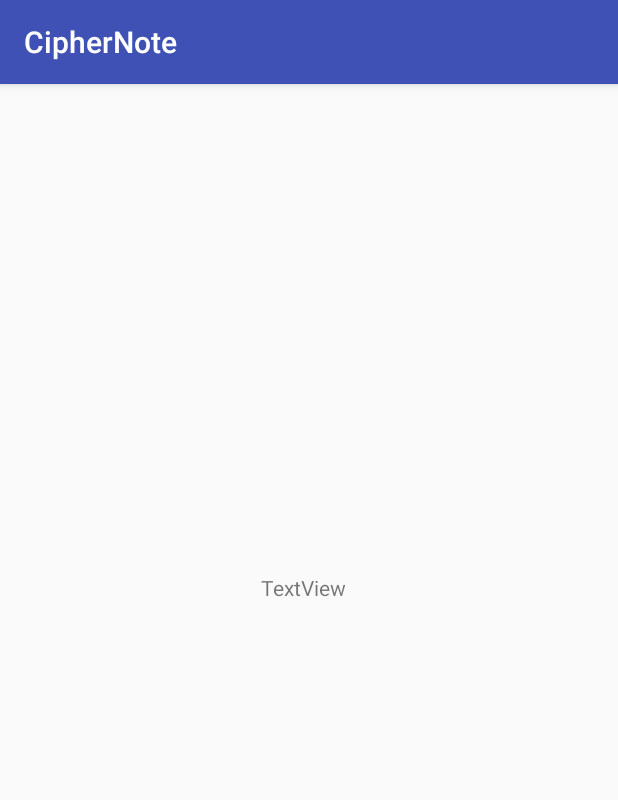
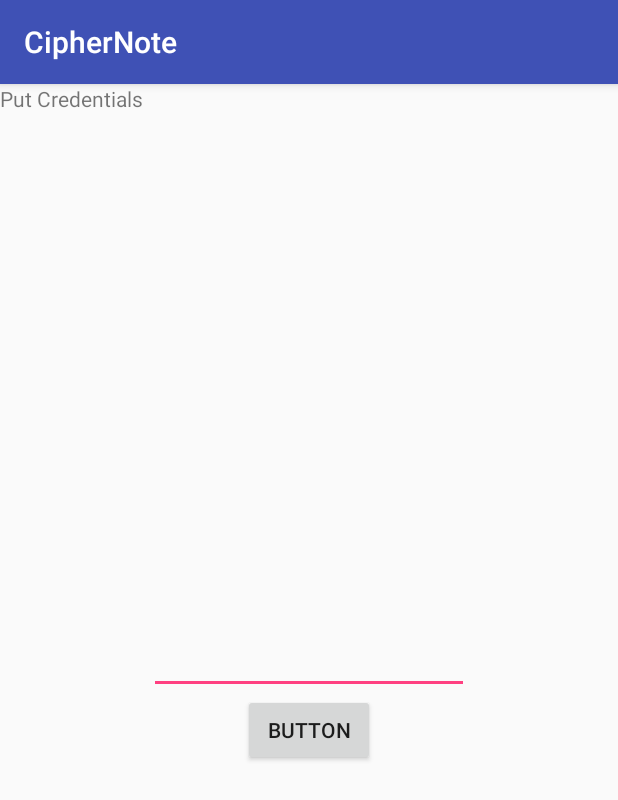
Before and after one commit to Daniel-Francisco/My-Digital-Safe, an Android app: the screen it shows after launch (MainActivity before the commit, LoginActivity after it), on a phone screen of 412 x 824 dp. Shown: the top 800 px of the screen. Run offline under Robolectric (Android 15) with nearby library versions, the light colour scheme and no system bars.

Commit message:
Activity scheme created and crypto-library extended. Password hashing, storing and AES encryption now also complete. Basic shell of a UI created for testing backend functionality.

```diff
--- a/app/src/main/AndroidManifest.xml
+++ b/app/src/main/AndroidManifest.xml
@@ -15,6 +15,9 @@
                 <category android:name="android.intent.category.LAUNCHER" />
             </intent-filter>
         </activity>
+        <activity android:name=".LandingActivity" />
+        <activity android:name=".StartupActivity" />
+        <activity android:name=".LoginActivity"></activity>
     </application>
 
 </manifest>
--- /dev/null
+++ b/app/src/main/java/com/development/security/ciphernote/DataStructures.java
@@ -0,0 +1,38 @@
+package com.development.security.ciphernote;
+
+/**
+ * Created by danie on 1/19/2018.
+ */
+
+public class DataStructures {
+    static class UserConfiguration{
+        public UserConfiguration(){
+
+        }
+        private String passwordHash;
+        private int iterations;
+        private String salt;
+        public void setPasswordHash(String value){
+            passwordHash = value;
+        }
+        public String getPasswordHash(){
+            return passwordHash;
+        }
+        public void setIterations(int value){
+            iterations = value;
+        }
+        public int getIterations(){
+            return iterations;
+        }
+        public void setSalt(String value){
+            salt = value;
+        }
+        public String getSalt(){
+            return salt;
+        }
+
+    }
+    class notePage {
+
+    }
+}
--- /dev/null
+++ b/app/src/main/java/com/development/security/ciphernote/FileManager.java
@@ -0,0 +1,119 @@
+package com.development.security.ciphernote;
+
+import android.content.Context;
+import android.util.Log;
+
+import org.json.JSONException;
+import org.json.JSONObject;
+
+import java.io.BufferedReader;
+import java.io.FileNotFoundException;
+import java.io.IOException;
+import java.io.InputStream;
+import java.io.InputStreamReader;
+import java.io.OutputStreamWriter;
+
+/**
+ * Created by danie on 1/18/2018.
+ */
+
+public class FileManager {
+    private DataStructures.UserConfiguration userConfiguration = null;
+
+    public void writeUserConfig(Context context) throws JSONException {
+        JSONObject fileObject = new JSONObject();
+        fileObject.put("passwordHash", userConfiguration.getPasswordHash());
+        fileObject.put("salt", userConfiguration.getSalt());
+        fileObject.put("iterations", userConfiguration.getIterations());
+        writeToFile(fileObject.toString(), "configurationFile", context);
+    }
+    private void readUserConfig(Context context) throws JSONException {
+        String json = readFromFile("configurationFile", context);
+        JSONObject object = null;
+        if(json.equals("")){
+            userConfiguration = new DataStructures.UserConfiguration();
+            userConfiguration.setIterations(250000);
+            userConfiguration.setPasswordHash("");
+            userConfiguration.setSalt("");
+        }else{
+            object = new JSONObject(json);
+            userConfiguration = new DataStructures.UserConfiguration();
+            userConfiguration.setIterations(object.getInt("iterations"));
+            userConfiguration.setPasswordHash(object.getString("passwordHash"));
+            userConfiguration.setSalt(object.getString("salt"));
+        }
+    }
+    private void checkUserConfiguration(Context context) throws JSONException {
+        if(userConfiguration == null) {
+            readUserConfig(context);
+        }
+    }
+
+    public void saveHashInfo(Context context, String hash, String salt, int iterations) throws JSONException {
+        checkUserConfiguration(context);
+        userConfiguration.setPasswordHash(hash);
+        userConfiguration.setSalt(salt);
+        userConfiguration.setIterations(iterations);
+        writeUserConfig(context);
+    }
+
+    public void updateHashInfo(Context context, String hash, String salt, int iterations) throws JSONException {
+        checkUserConfiguration(context);
+        userConfiguration.setPasswordHash(hash);
+        userConfiguration.setSalt(salt);
+        userConfiguration.setIterations(iterations);
+    }
+
+    public String readHash(Context context) throws JSONException {
+        checkUserConfiguration(context);
+        return userConfiguration.getPasswordHash();
+    }
+
+    public String getSalt(Context context) throws JSONException {
+        checkUserConfiguration(context);
+        return userConfiguration.getSalt();
+    }
+
+
+    private void writeToFile(String data, String filename, Context context) {
+        try {
+            OutputStreamWriter outputStreamWriter = new OutputStreamWriter(context.openFileOutput((filename + ".txt"), Context.MODE_PRIVATE));
+            outputStreamWriter.write(data);
+            outputStreamWriter.close();
+        }
+        catch (IOException e) {
+            Log.e("Exception", "File write failed: " + e.toString());
+        }
+    }
+
+    private String readFromFile(String filename, Context context) {
+
+        String ret = "";
+
+        try {
+            InputStream inputStream = context.openFileInput(filename + ".txt");
+
+            if ( inputStream != null ) {
+                InputStreamReader inputStreamReader = new InputStreamReader(inputStream);
+                BufferedReader bufferedReader = new BufferedReader(inputStreamReader);
+                String receiveString = "";
+                StringBuilder stringBuilder = new StringBuilder();
+
+                while ( (receiveString = bufferedReader.readLine()) != null ) {
+                    stringBuilder.append(receiveString);
+                }
+
+                inputStream.close();
+                ret = stringBuilder.toString();
+            }
+        }
+        catch (FileNotFoundException e) {
+            Log.e("login activity", "File not found: " + e.toString());
+        } catch (IOException e) {
+            Log.e("login activity", "Can not read file: " + e.toString());
+        }
+
+        return ret;
+    }
+
+}
--- /dev/null
+++ b/app/src/main/java/com/development/security/ciphernote/LoginActivity.java
@@ -0,0 +1,75 @@
+package com.development.security.ciphernote;
+
+import android.content.Context;
+import android.content.Intent;
+import android.content.SharedPreferences;
+import android.support.v7.app.AppCompatActivity;
+import android.os.Bundle;
+import android.util.Log;
+import android.view.View;
+import android.widget.Button;
+import android.widget.EditText;
+
+import org.json.JSONException;
+
+import java.util.EventListener;
+
+public class LoginActivity extends AppCompatActivity {
+    Context applicationContext;
+    SharedPreferences prefs = null;
+
+
+    @Override
+    protected void onCreate(Bundle savedInstanceState) {
+        super.onCreate(savedInstanceState);
+        setContentView(R.layout.activity_login);
+
+        Log.d("help", "LandingActivity ran");
+
+        prefs = getSharedPreferences("com.security.test", MODE_PRIVATE);
+
+        applicationContext = getApplicationContext();
+
+        final SecurityManager securityManager = new SecurityManager();
+        DataStructures dataStructures = new DataStructures();
+        final FileManager fileManager = new FileManager();
+
+
+        try{
+            securityManager.generateKey("password");
+
+            String password = "password";
+
+
+            final EditText passwordField =  (EditText) findViewById(R.id.password);
+            Button loginButton = (Button) findViewById(R.id.button);
+
+            loginButton.setOnClickListener(new View.OnClickListener() {
+                public void onClick(View v) {
+                    // Code here executes on main thread after user presses button
+                    try {
+                        String userPassword = passwordField.getText().toString();
+
+                        Boolean authentication = null;
+
+                            authentication = securityManager.authenticateUser(userPassword, applicationContext, fileManager);
+
+                        if(authentication){
+                            Log.d("help", "Successful authentication!");
+                            Intent landingIntent = new Intent(applicationContext, LandingActivity.class);
+                            startActivity(landingIntent);
+                        }else{
+                            Log.d("help", "Failed authentication");
+                        }
+                    } catch (JSONException e) {
+                        e.printStackTrace();
+                    }
+                }
+            });
+
+
+        }catch(Exception e){
+            e.printStackTrace();
+        }
+    }
+}
--- a/app/src/main/java/com/development/security/ciphernote/MainActivity.java
+++ b/app/src/main/java/com/development/security/ciphernote/MainActivity.java
@@ -1,29 +1,47 @@
 package com.development.security.ciphernote;
 
+import android.content.Context;
+import android.content.Intent;
+import android.content.SharedPreferences;
+import android.provider.ContactsContract;
 import android.support.v7.app.AppCompatActivity;
 import android.os.Bundle;
+import android.util.Base64;
 import android.util.Log;
 import android.webkit.WebSettings;
 import android.webkit.WebView;
 import android.webkit.WebViewClient;
 
+import java.io.File;
+
 public class MainActivity extends AppCompatActivity {
     WebView webView;
+    SharedPreferences prefs = null;
+
     @Override
     protected void onCreate(Bundle savedInstanceState) {
         super.onCreate(savedInstanceState);
         setContentView(R.layout.activity_main);
 
-        try{
-            SecurityManager securityManager = new SecurityManager();
-            String crypto = securityManager.encrypt("Hello World");
-            Log.d("Crypto:", crypto);
-            String result = securityManager.decrypt(crypto);
-            Log.d("Result:", result);
-        }catch(Exception e){
-            e.printStackTrace();
+        prefs = getSharedPreferences("com.security.test", MODE_PRIVATE);
+
+        Log.d("help", "Startup");
+
+        if(prefs.getBoolean("firstRun", true)){
+
+            Log.d("help", "FirstRun again");
+
+            Intent startupIntent = new Intent(this, StartupActivity.class);
+            startActivity(startupIntent);
+
+        }else{
+
+            Log.d("help", "Going to call landingActivity");
+
+            Intent loginActivity = new Intent(this, LoginActivity.class);
+            startActivity(loginActivity);
+
         }
-
 
     }
 }
--- a/app/src/main/java/com/development/security/ciphernote/SecurityManager.java
+++ b/app/src/main/java/com/development/security/ciphernote/SecurityManager.java
@@ -1,13 +1,21 @@
 package com.development.security.ciphernote;
 
+import android.content.Context;
 import android.util.Base64;
 import android.util.Log;
+
+import org.json.JSONException;
 
 import java.io.BufferedInputStream;
 import java.io.FileInputStream;
 import java.security.AlgorithmParameters;
 import java.security.Key;
+import java.security.NoSuchAlgorithmException;
+import java.security.SecureRandom;
+import java.security.spec.AlgorithmParameterSpec;
+import java.security.spec.InvalidKeySpecException;
 import java.security.spec.KeySpec;
+import java.util.Random;
 
 import javax.crypto.Cipher;
 import javax.crypto.SecretKey;
@@ -25,6 +33,22 @@ public class SecurityManager {
     String salt = "test";
     SecretKey secret = null;
     byte[] iv = null;
+    AlgorithmParameterSpec ivParameterSpec = null;
+    AlgorithmParameters params;
+    byte[] testCipherText = null;
+
+    int hashingIterations = 5000;
+
+
+
+    public void createIV() {
+        final byte[] iv = new byte[256];
+        final SecureRandom theRNG = new SecureRandom();
+        theRNG.nextBytes(iv);
+        ivParameterSpec = new IvParameterSpec(iv);
+    }
+
+
     /**
      * Encrypt a string with AES algorithm.
      *
@@ -33,16 +57,13 @@ public class SecurityManager {
      */
     public String encrypt(String data){
         try{
-            //        Cipher c = Cipher.getInstance(ALGO);
-//        c.init(Cipher.ENCRYPT_MODE, generatedKey);
-//        byte[] encVal = c.doFinal(data.getBytes());
-//        return Base64.encodeToString(encVal, 0);
 
             Cipher cipher = Cipher.getInstance("AES/CBC/PKCS5Padding");
             cipher.init(Cipher.ENCRYPT_MODE, secret);
-            AlgorithmParameters params = cipher.getParameters();
-            iv = params.getParameterSpec(IvParameterSpec.class).getIV();
-            byte[] ciphertext = cipher.doFinal("Hello, World!".getBytes("UTF-8"));
+            params = cipher.getParameters();
+            ivParameterSpec = params.getParameterSpec(IvParameterSpec.class);
+            byte[] ciphertext = cipher.doFinal(data.getBytes("UTF-8"));
+            testCipherText = ciphertext;
 
             return Base64.encodeToString(ciphertext, 0);
         }catch(Exception e){
@@ -60,14 +81,10 @@ public class SecurityManager {
      */
     public String decrypt(String encryptedData){
         try {
-            //        Cipher c = Cipher.getInstance(ALGO);
-//        c.init(Cipher.DECRYPT_MODE, generatedKey);
-//        byte[] decordedValue = Base64.decode(encryptedData, 0);
-//        byte[] decValue = c.doFinal(decordedValue);
-//        return new String(decValue);
             Cipher cipher = Cipher.getInstance("AES/CBC/PKCS5Padding");
-            cipher.init(Cipher.DECRYPT_MODE, secret, new IvParameterSpec(iv));
-            String plaintext = new String(cipher.doFinal(encryptedData.getBytes()), "UTF-8");
+            cipher.init(Cipher.DECRYPT_MODE, secret, params.getParameterSpec(IvParameterSpec.class));
+            String plaintext = new String(cipher.doFinal(testCipherText), "UTF-8");
+
             return plaintext;
         }catch(Exception e){
             e.printStackTrace();
@@ -76,32 +93,12 @@ public class SecurityManager {
         return "";
     }
 
-//    SecretKeyFactory factory = SecretKeyFactory.getInstance("PBKDF2WithHmacSHA256");
-//    KeySpec spec = new PBEKeySpec(password, salt, 65536, 256);
-//    SecretKey tmp = factory.generateSecret(spec);
-//    SecretKey secret = new SecretKeySpec(tmp.getEncoded(), "AES");
-
-
-    /* Encrypt the message. */
-//    Cipher cipher = Cipher.getInstance("AES/CBC/PKCS5Padding");
-//    cipher.init(Cipher.ENCRYPT_MODE, secret);
-//    AlgorithmParameters params = cipher.getParameters();
-//    byte[] iv = params.getParameterSpec(IvParameterSpec.class).getIV();
-//    byte[] ciphertext = cipher.doFinal("Hello, World!".getBytes("UTF-8"));
-
-    /* Decrypt the message, given derived key and initialization vector. */
-//    Cipher cipher = Cipher.getInstance("AES/CBC/PKCS5Padding");
-//    cipher.init(Cipher.DECRYPT_MODE, secret, new IvParameterSpec(iv));
-//    String plaintext = new String(cipher.doFinal(ciphertext), "UTF-8");
-//    System.out.println(plaintext);
-
-
     /**
      * Generate a new encryption key.
      */
-    private void generateKey(String password){
+    public void generateKey(String password){
         try{
-            SecretKeyFactory factory = SecretKeyFactory.getInstance("PBKDF2WithHmacSHA256");
+            SecretKeyFactory factory = SecretKeyFactory.getInstance("PBKDF2WithHmacSHA1");
             char[] passwordChars = password.toCharArray();
             KeySpec spec = new PBEKeySpec(passwordChars, salt.getBytes(), 65536, 256);
             SecretKey tmp = factory.generateSecret(spec);
@@ -113,4 +110,47 @@ public class SecurityManager {
             Log.d("Error", "Error in generateKey");
         }
     }
+
+    public Boolean authenticateUser(String password, Context context, FileManager fileManager) throws JSONException {
+        String userSalt = fileManager.getSalt(context);
+        byte[] userSaltBytes;
+
+        userSaltBytes = userSalt.getBytes();
+
+        Log.d("help", "Authenticate salt: " + userSalt);
+        byte[] hash = hashPassword(password, userSaltBytes);
+        String hashInFile = fileManager.readHash(context);
+        String userHashEncoded  = Base64.encodeToString(hash, Base64.DEFAULT);
+        Log.d("help", "Authenticate hashed password: " + userHashEncoded);
+        Log.d("help", "Authenticate hashInFile: " + hashInFile);
+        Log.d("help", "Authenticate calculated hash: " + hash);
+
+        if(userHashEncoded.equals(hashInFile)){
+            return true;
+        }
+        return false;
+    }
+
+    public byte[] hashPassword(String password, byte[] salt) {
+        int keyLength = 512;
+        try {
+//            SecretKeyFactory skf = SecretKeyFactory.getInstance("PBKDF2WithHmacSHA512");
+            SecretKeyFactory skf = SecretKeyFactory.getInstance("PBKDF2WithHmacSHA1");
+            PBEKeySpec spec = new PBEKeySpec(password.toCharArray(), salt, hashingIterations, keyLength);
+            SecretKey key = skf.generateSecret(spec);
+            byte[] res = key.getEncoded();
+            return res;
+
+        } catch (NoSuchAlgorithmException | InvalidKeySpecException e) {
+            throw new RuntimeException(e);
+        }
+    }
+
+    public String generateSalt(){
+        Random randomValue = new SecureRandom();
+        byte[] salt = new byte[8];
+        randomValue.nextBytes(salt);
+        return Base64.encodeToString(salt, Base64.DEFAULT);
+    }
+
 }
--- /dev/null
+++ b/app/src/main/java/com/development/security/ciphernote/StartupActivity.java
@@ -0,0 +1,65 @@
+package com.development.security.ciphernote;
+
+import android.content.Context;
+import android.content.Intent;
+import android.content.SharedPreferences;
+import android.support.v7.app.AppCompatActivity;
+import android.os.Bundle;
+import android.util.Base64;
+import android.util.Log;
+
+import org.json.JSONException;
+
+public class StartupActivity extends AppCompatActivity {
+    SharedPreferences prefs = null;
+    Context applicationContext;
+
+    @Override
+    protected void onCreate(Bundle savedInstanceState) {
+        super.onCreate(savedInstanceState);
+        setContentView(R.layout.activity_startup);
+
+        try{
+            prefs = getSharedPreferences("com.security.test", MODE_PRIVATE);
+            applicationContext = getApplicationContext();
+
+            SecurityManager securityManager = new SecurityManager();
+            DataStructures dataStructures = new DataStructures();
+            FileManager fileManager = new FileManager();
+
+
+
+            String userPassword = "password";
+            String salt = securityManager.generateSalt();
+
+            Log.d("help", "StartupActivity salt: " + salt);
+
+            fileManager.saveHashInfo(applicationContext, "", Base64.encodeToString(salt.getBytes(), Base64.DEFAULT), 5000);
+
+            String saltFromFile = fileManager.getSalt(applicationContext);
+
+            byte[] newHash = securityManager.hashPassword(userPassword, saltFromFile.getBytes());
+
+//            for(int i=0; i<10; i++){
+//                byte[] testHash = securityManager.hashPassword(userPassword, salt.getBytes());
+//                Log.d("help", "Test: " + Base64.encodeToString(testHash, Base64.DEFAULT));
+//            }
+
+            Log.d("help", "StartupActivity hash: " + Base64.encodeToString(newHash, Base64.DEFAULT));
+
+            Log.d("help", "Startup ran");
+
+            fileManager.saveHashInfo(applicationContext, Base64.encodeToString(newHash, Base64.DEFAULT), Base64.encodeToString(salt.getBytes(), Base64.DEFAULT), 5000);
+
+            prefs.edit().putBoolean("firstRun", false).commit();
+
+            Intent loginIntent = new Intent(this, LoginActivity.class);
+            startActivity(loginIntent);
+
+        } catch (JSONException e) {
+            e.printStackTrace();
+        }
+
+
+    }
+}
--- /dev/null
+++ b/app/src/main/res/layout/activity_login.xml
@@ -0,0 +1,46 @@
+<?xml version="1.0" encoding="utf-8"?>
+<android.support.constraint.ConstraintLayout xmlns:android="http://schemas.android.com/apk/res/android"
+    xmlns:app="http://schemas.android.com/apk/res-auto"
+    xmlns:tools="http://schemas.android.com/tools"
+    android:layout_width="match_parent"
+    android:layout_height="match_parent"
+    tools:context="com.development.security.ciphernote.LoginActivity">
+
+    <RelativeLayout
+        android:layout_width="match_parent"
+        android:layout_height="match_parent">
+
+        <TextView
+            android:id="@+id/textView4"
+            android:layout_width="wrap_content"
+            android:layout_height="wrap_content"
+            android:text="Put Credentials"
+
+            tools:layout_editor_absoluteX="130dp"
+            tools:layout_editor_absoluteY="126dp" />
+
+        <EditText
+            android:id="@+id/password"
+            android:layout_width="wrap_content"
+            android:layout_height="wrap_content"
+            android:ems="10"
+            android:layout_centerHorizontal="true"
+            android:layout_centerInParent="true"
+            android:inputType="textPassword"
+            tools:layout_editor_absoluteX="16dp"
+            tools:layout_editor_absoluteY="259dp" />
+
+        <Button
+            android:id="@+id/button"
+            android:layout_width="wrap_content"
+            android:layout_height="wrap_content"
+            android:text="Button"
+            android:layout_centerHorizontal="true"
+            android:layout_below="@+id/password"
+            tools:layout_editor_absoluteX="91dp"
+            tools:layout_editor_absoluteY="425dp" />
+
+    </RelativeLayout>
+
+
+</android.support.constraint.ConstraintLayout>
--- a/app/src/main/res/layout/activity_main.xml
+++ b/app/src/main/res/layout/activity_main.xml
@@ -21,5 +21,5 @@
         android:layout_marginLeft="158dp"
         android:layout_marginStart="158dp"
         android:layout_marginTop="310dp"
-        android:text="TextView" />
+        android:text="Main Activity" />
 </RelativeLayout>
```
Also changed, not shown: app/src/main/java/com/development/security/ciphernote/LandingActivity.java (added, +21 -0 lines), app/src/main/res/layout/activity_landing.xml (added, +16 -0 lines), app/src/main/res/layout/activity_startup.xml (added, +16 -0 lines).
